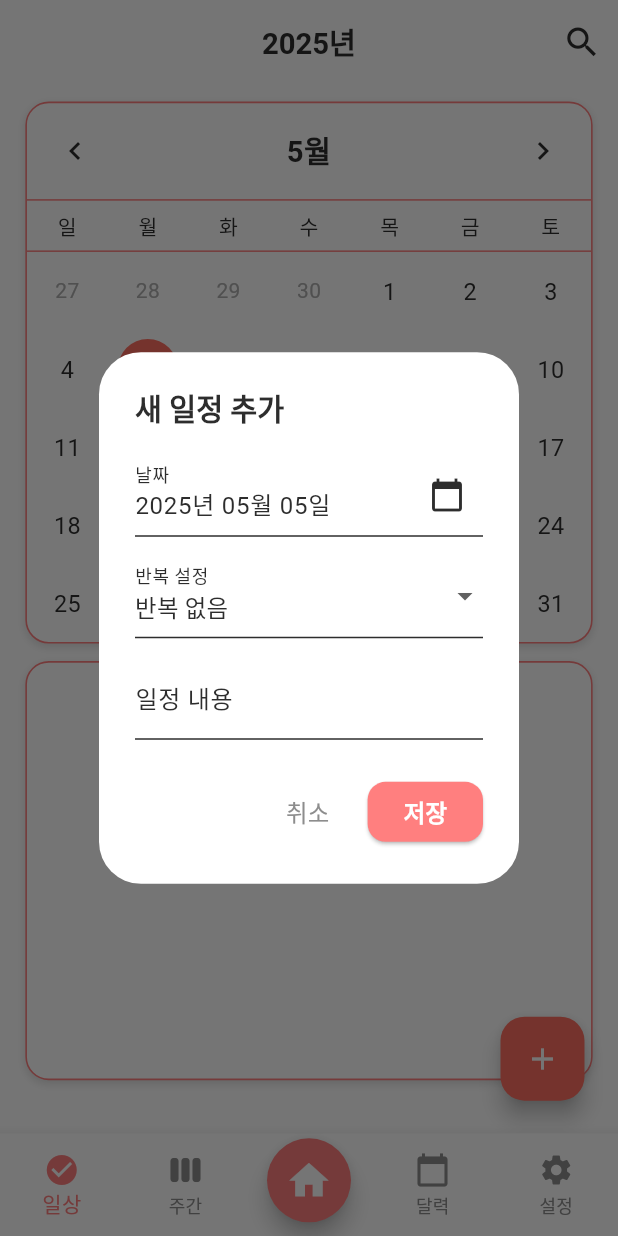
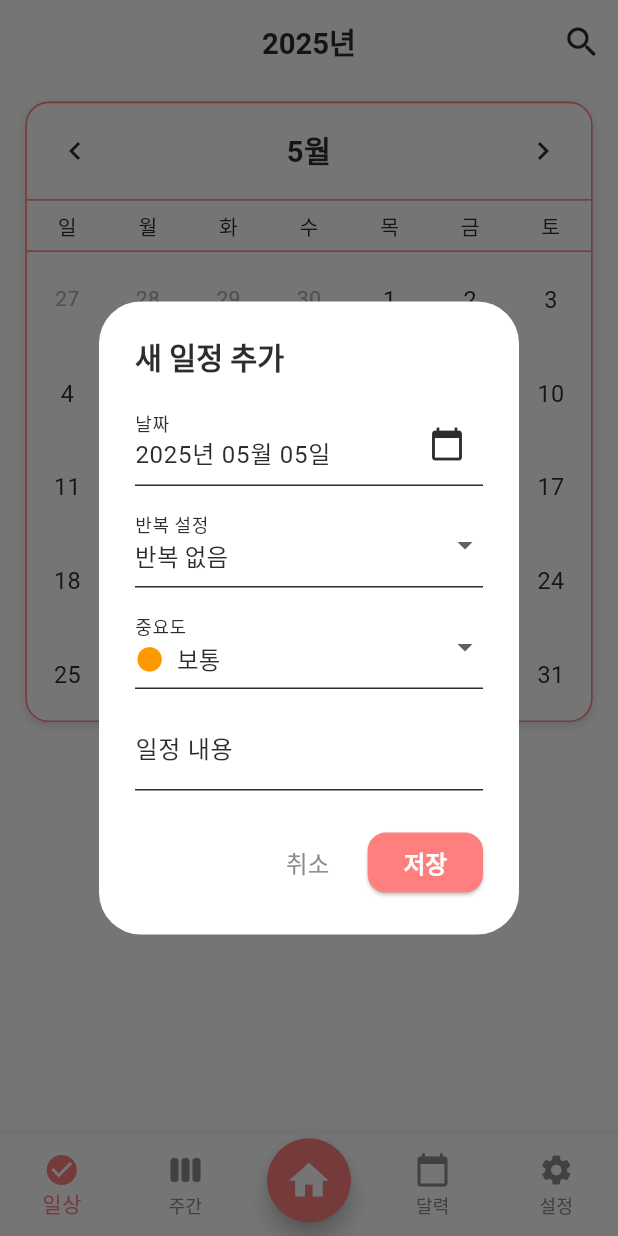
Before and after one commit to JeongHyeon-Jo/abeul_planner, a Flutter app: the CalendarPlannerScreen screen opened by its route, after a tap on the "add" icon, on a phone screen of 412 x 824 dp. Run offline on Flutter 3.47's test engine with Material 3 defaults, Android fonts, the phone set to English and light mode, and no system bars; drawn by our look-alikes of table_calendar; our stand-ins replace flutter_riverpod, flutter_screenutil, go_router, hive, hive_flutter; accounts and stored records are empty; generated files the repository leaves out were written again.

Commit message:
[Feat] 달력 플래너 전체적인 UI 변경

```diff
--- a/lib/core/utils/priority_icon.dart
+++ b/lib/core/utils/priority_icon.dart
@@ -1,4 +1,4 @@
-// lib/core/widgets/priority_icon.dart
+// lib/core/widgets/utils/priority_icon.dart
 import 'package:flutter/material.dart';
 import 'package:flutter_screenutil/flutter_screenutil.dart';
 import 'package:abeul_planner/core/styles/color.dart';
--- a/lib/features/calendar_planner/data/model/calendar_task_model.dart
+++ b/lib/features/calendar_planner/data/model/calendar_task_model.dart
@@ -16,12 +16,16 @@ class CalendarTaskModel {
   final String repeat; // 반복 설정 (없음, 매일, 매주, 매월, 매년)
 
   @HiveField(3)
-  bool isCompleted; // 완료 여부 추가
+  bool isCompleted; // 완료 여부
+
+  @HiveField(4)
+  final String priority; // 중요도
 
   CalendarTaskModel({
     required this.memo,
     required this.date,
     required this.repeat,
     this.isCompleted = false,
+    this.priority = '보통',
   });
 }
--- a/lib/features/calendar_planner/presentation/screen/calendar_planner_sceen.dart
+++ b/lib/features/calendar_planner/presentation/screen/calendar_planner_sceen.dart
@@ -4,11 +4,10 @@ import 'package:flutter_riverpod/flutter_riverpod.dart';
 import 'package:flutter_screenutil/flutter_screenutil.dart';
 import 'package:abeul_planner/core/widgets/custom_app_bar.dart';
 import 'package:abeul_planner/core/styles/color.dart';
-import 'package:abeul_planner/features/calendar_planner/presentation/provider/calendar_task_provider.dart';
-import 'package:abeul_planner/features/calendar_planner/presentation/widget/calendar_task_dialog.dart';
+import 'package:abeul_planner/core/styles/text_styles.dart';
 import 'package:abeul_planner/features/calendar_planner/presentation/widget/calendar_widget.dart';
 import 'package:abeul_planner/features/calendar_planner/presentation/widget/calendar_task_list.dart';
-import 'package:abeul_planner/core/styles/text_styles.dart';
+import 'package:abeul_planner/features/calendar_planner/presentation/widget/calendar_task_dialog.dart';
 
 /// 캘린더 플래너 메인 화면
 class CalendarPlannerScreen extends ConsumerStatefulWidget {
@@ -20,72 +19,56 @@ class CalendarPlannerScreen extends ConsumerStatefulWidget {
 
 class _CalendarPlannerScreenState extends ConsumerState<CalendarPlannerScreen> {
   DateTime _focusedDay = DateTime.now(); // 현재 포커스된 날짜
-  DateTime? _selectedDay; // 선택된 날짜
+  DateTime _selectedDay = DateTime.now(); // 선택된 날짜
 
-  @override
-  void initState() {
-    super.initState();
-    _selectedDay = _focusedDay; // 초기 선택 날짜 설정
-  }
-
-  /// 날짜 선택 시 상태 갱신
+  /// 날짜 선택 시 다이얼로그 열기
   void _onDaySelected(DateTime selectedDay, DateTime focusedDay) {
     setState(() {
       _selectedDay = selectedDay;
       _focusedDay = focusedDay;
     });
+
+    showDialog(
+      context: context,
+      builder: (_) => CalendarTaskList(selectedDate: selectedDay),
+    );
   }
 
-  /// 일정 추가 다이얼로그 표시
+  /// 일정 추가 다이얼로그 열기
   void _openAddTaskDialog() {
     showDialog(
       context: context,
-      builder: (_) => CalendarTaskDialog(selectedDate: _selectedDay!),
+      builder: (_) => CalendarTaskDialog(selectedDate: _selectedDay),
     );
   }
 
   @override
   Widget build(BuildContext context) {
-    // 선택된 날짜에 해당하는 일정 가져오기
-    final tasksForSelectedDay = ref.watch(calendarTaskProvider.notifier)
-        .getTasksForDate(_selectedDay!);
-    final currentYear = _focusedDay.year;
-
     return Scaffold(
       appBar: CustomAppBar(
+        // 앱바 타이틀 (년도 표시)
         title: Text(
           '${_focusedDay.year}년',
           style: AppTextStyles.title.copyWith(color: AppColors.text),
         ),
         isTransparent: true,
+        leading: IconButton(
+          icon: const Icon(Icons.add),
+          onPressed: _openAddTaskDialog,
+        ),
         actions: [
           IconButton(
             icon: Icon(Icons.search, color: AppColors.text, size: 27.sp),
             onPressed: () {
-              // 검색 기능은 나중에
+              // 추후 검색 기능
             },
           ),
         ],
       ),
-      floatingActionButton: Transform.translate(
-        offset: Offset(-6.w, -6.h),
-        child: FloatingActionButton(
-          onPressed: _openAddTaskDialog, // 일정 추가 버튼
-          backgroundColor: AppColors.accent,
-          child: const Icon(Icons.add),
-        ),
-      ),
-      body: Column(
-        children: [
-          // 달력 위젯
-          CalendarWidget(
-            focusedDay: _focusedDay,
-            selectedDay: _selectedDay,
-            onDaySelected: _onDaySelected,
-          ),
-          // 선택된 날짜의 일정 리스트
-          CalendarTaskList(tasks: tasksForSelectedDay),
-        ],
+      body: CalendarWidget(
+        focusedDay: _focusedDay,
+        selectedDay: _selectedDay,
+        onDaySelected: _onDaySelected,
       ),
     );
   }
--- a/lib/features/calendar_planner/presentation/widget/calendar_task_dialog.dart
+++ b/lib/features/calendar_planner/presentation/widget/calendar_task_dialog.dart
@@ -5,6 +5,7 @@ import 'package:flutter_screenutil/flutter_screenutil.dart';
 import 'package:intl/intl.dart';
 import 'package:abeul_planner/core/styles/color.dart';
 import 'package:abeul_planner/core/styles/text_styles.dart';
+import 'package:abeul_planner/core/utils/priority_icon.dart';
 import 'package:abeul_planner/features/calendar_planner/data/model/calendar_task_model.dart';
 import 'package:abeul_planner/features/calendar_planner/presentation/provider/calendar_task_provider.dart';
 
@@ -27,9 +28,12 @@ class CalendarTaskDialog extends ConsumerStatefulWidget {
 class _CalendarTaskDialogState extends ConsumerState<CalendarTaskDialog> {
   final _formKey = GlobalKey<FormState>();
   final TextEditingController _memoController = TextEditingController();
-  late DateTime _selectedDate;
-  String _selectedRepeat = '반복 없음';
-  final List<String> _repeatOptions = ['반복 없음', '매일', '매주', '매월', '매년'];
+  late DateTime _selectedDate; // 선택된 날짜
+  String _selectedRepeat = '반복 없음'; // 반복 설정
+  String _selectedPriority = '보통'; // 선택된 중요도
+
+  final List<String> _repeatOptions = ['반복 없음', '매일', '매주', '매월', '매년']; // 반복 옵션 리스트
+  final List<String> _priorityOptions = ['낮음', '보통', '중요']; // 중요도 옵션 리스트
 
   @override
   void initState() {
@@ -37,6 +41,7 @@ class _CalendarTaskDialogState extends ConsumerState<CalendarTaskDialog> {
     _selectedDate = widget.existingTask?.date ?? widget.selectedDate;
     _memoController.text = widget.existingTask?.memo ?? '';
     _selectedRepeat = widget.existingTask?.repeat ?? '반복 없음';
+    _selectedPriority = widget.existingTask?.priority ?? '보통';
   }
 
   @override
@@ -69,11 +74,14 @@ class _CalendarTaskDialogState extends ConsumerState<CalendarTaskDialog> {
         memo: _memoController.text.trim(),
         date: _selectedDate,
         repeat: _selectedRepeat,
+        priority: _selectedPriority, // 중요도 저장
       );
 
       if (widget.existingTask == null) {
+        // 새 일정 추가
         ref.read(calendarTaskProvider.notifier).addTask(newTask);
       } else {
+        // 기존 일정 삭제 후 새로 저장 (수정)
         ref.read(calendarTaskProvider.notifier).deleteSpecificTask(widget.existingTask!);
         ref.read(calendarTaskProvider.notifier).addTask(newTask);
       }
@@ -138,21 +146,52 @@ class _CalendarTaskDialogState extends ConsumerState<CalendarTaskDialog> {
               ),
               SizedBox(height: 12.h),
 
+              // 중요도 선택 (아이콘 포함)
+              DropdownButtonFormField<String>(
+                value: _selectedPriority,
+                items: _priorityOptions.map((priority) {
+                  return DropdownMenuItem(
+                    value: priority,
+                    child: Row(
+                      children: [
+                        getPriorityIcon(priority),
+                        SizedBox(width: 8.w),
+                        Text(priority, style: AppTextStyles.body),
+                      ],
+                    ),
+                  );
+                }).toList(),
+                onChanged: (value) {
+                  if (value != null) {
+                    setState(() {
+                      _selectedPriority = value;
+                    });
+                  }
+                },
+                decoration: const InputDecoration(
+                  labelText: '중요도',
+                ),
+              ),
+              SizedBox(height: 12.h),
+
               // 메모 입력
               TextFormField(
                 controller: _memoController,
                 decoration: const InputDecoration(
                   labelText: '일정 내용',
                 ),
-                validator: (value) => (value == null || value.isEmpty) ? '일정 내용을 입력하세요' : null,
+                validator: (value) =>
+                    (value == null || value.isEmpty) ? '일정 내용을 입력하세요' : null,
               ),
 
+              // 삭제 버튼 (수정 모드일 때만 표시)
               if (isEditMode)
                 Align(
                   alignment: Alignment.centerRight,
                   child: TextButton(
                     onPressed: _delete,
-                    child: Text('일정 삭제', style: AppTextStyles.caption.copyWith(color: Colors.red)),
+                    child: Text('일정 삭제',
+                        style: AppTextStyles.caption.copyWith(color: Colors.red)),
                   ),
                 ),
             ],
@@ -160,10 +199,12 @@ class _CalendarTaskDialogState extends ConsumerState<CalendarTaskDialog> {
         ),
       ),
       actions: [
+        // 취소 버튼
         TextButton(
           onPressed: () => Navigator.of(context).pop(),
           child: Text('취소', style: AppTextStyles.body.copyWith(color: AppColors.subText)),
         ),
+        // 저장 버튼
         ElevatedButton(
           onPressed: _submit,
           child: Text('저장', style: AppTextStyles.button),
--- a/lib/features/calendar_planner/presentation/widget/calendar_task_list.dart
+++ b/lib/features/calendar_planner/presentation/widget/calendar_task_list.dart
@@ -2,101 +2,113 @@
 import 'package:flutter/material.dart';
 import 'package:flutter_riverpod/flutter_riverpod.dart';
 import 'package:flutter_screenutil/flutter_screenutil.dart';
+import 'package:intl/intl.dart';
+import 'package:abeul_planner/core/styles/text_styles.dart';
 import 'package:abeul_planner/core/styles/color.dart';
-import 'package:abeul_planner/core/styles/text_styles.dart';
+import 'package:abeul_planner/core/utils/priority_icon.dart';
 import 'package:abeul_planner/features/calendar_planner/data/model/calendar_task_model.dart';
 import 'package:abeul_planner/features/calendar_planner/presentation/provider/calendar_task_provider.dart';
-import 'package:abeul_planner/features/calendar_planner/presentation/widget/calendar_task_dialog.dart'; // ✅ 추가 필요!
+import 'package:abeul_planner/features/calendar_planner/presentation/widget/calendar_task_dialog.dart';
 
 class CalendarTaskList extends ConsumerWidget {
-  final List<CalendarTaskModel> tasks;
+  final DateTime selectedDate; // 선택된 날짜
 
-  const CalendarTaskList({super.key, required this.tasks});
+  const CalendarTaskList({super.key, required this.selectedDate});
 
   @override
   Widget build(BuildContext context, WidgetRef ref) {
-    return Padding(
-      padding: EdgeInsets.symmetric(horizontal: 16.w),
-      child: Container(
-        decoration: BoxDecoration(
-          color: Colors.white,
-          borderRadius: BorderRadius.circular(16.r),
-          boxShadow: [
-            BoxShadow(
-              color: Colors.black12,
-              blurRadius: 4.r,
-              offset: Offset(0, 2.h),
+    // 선택된 날짜에 해당하는 일정 필터링
+    final tasks = ref.watch(calendarTaskProvider)
+        .where((task) => isSameDay(task.date, selectedDate))
+        .toList();
+
+    return AlertDialog(
+      title: Row(
+        mainAxisAlignment: MainAxisAlignment.spaceBetween,
+        children: [
+          // 날짜 표시
+          Text(DateFormat('yyyy년 MM월 dd일').format(selectedDate), style: AppTextStyles.title),
+          // 일정 추가 버튼
+          IconButton(
+            icon: const Icon(Icons.add),
+            onPressed: () {
+              showDialog(
+                context: context,
+                builder: (_) => CalendarTaskDialog(selectedDate: selectedDate),
+              );
+            },
           ),
         ],
-          border: Border.all(color: AppColors.primary, width: 1.w),
       ),
-        child: Padding(
-          padding: EdgeInsets.symmetric(vertical: 12.h),
-          child: SizedBox(
-            height: 260.h,
-            child: tasks.isEmpty
-                ? Center(
-                    child: Text(
-                      '해당 날짜에 등록된 일정이 없어요.',
-                      style: AppTextStyles.body,
-                    ),
-                  )
-                : ListView.builder(
+      content: tasks.isEmpty
+          ? Text('등록된 일정이 없습니다.', style: AppTextStyles.body)
+          : SizedBox(
+              width: double.maxFinite,
+              height: 400.h,
+              child: ListView.separated(
+                shrinkWrap: true,
                 itemCount: tasks.length,
+                separatorBuilder: (_, __) => SizedBox(height: 8.h),
                 itemBuilder: (context, index) {
                   final task = tasks[index];
-
-                      return ListTile(
-                        leading: Icon(Icons.event_note, size: 20.sp),
-                        title: Text(
-                          task.memo,
-                          style: AppTextStyles.body,
-                        ),
-                        // 클릭 시 수정 다이얼로그 열기
+                  return InkWell(
                     onTap: () {
+                      // 일정 수정 다이얼로그 열기
                       showDialog(
                         context: context,
                         builder: (_) => CalendarTaskDialog(
                           existingTask: task,
-                              selectedDate: task.date,
+                          selectedDate: selectedDate,
                         ),
                       );
                     },
-                        // 길게 누르면 삭제 다이얼로그
-                        onLongPress: () {
-                          _showDeleteDialog(context, ref, task);
-                        },
+                    child: Container(
+                      padding: EdgeInsets.all(12.w),
+                      decoration: BoxDecoration(
+                        color: AppColors.cardBackground,
+                        borderRadius: BorderRadius.circular(12.r),
+                        border: Border.all(color: AppColors.primary),
+                      ),
+                      child: Row(
+                        crossAxisAlignment: CrossAxisAlignment.start,
+                        children: [
+                          getPriorityIcon(task.priority), // 중요도 아이콘
+                          SizedBox(width: 12.w),
+                          Expanded(
+                            child: Column(
+                              crossAxisAlignment: CrossAxisAlignment.start,
+                              children: [
+                                Text(
+                                  '상황: ${DateFormat('yyyy년 MM월 dd일').format(task.date)}',
+                                  style: AppTextStyles.caption,
+                                ),
+                                SizedBox(height: 4.h),
+                                Text(
+                                  '행동: ${task.memo}',
+                                  style: AppTextStyles.body,
+                                ),
+                              ],
+                            ),
+                          ),
+                        ],
+                      ),
+                    ),
                   );
                 },
               ),
             ),
+      actions: [
+        // 닫기 버튼
+        TextButton(
+          onPressed: () => Navigator.of(context).pop(),
+          child: Text('닫기', style: AppTextStyles.body),
         ),
-      ),
+      ],
     );
   }
 
-  /// 삭제 확인 다이얼로그
-  void _showDeleteDialog(BuildContext context, WidgetRef ref, CalendarTaskModel task) {
-    showDialog(
-      context: context,
-      builder: (_) => AlertDialog(
-        title: Text('일정 삭제', style: AppTextStyles.title),
-        content: Text('정말 이 일정을 삭제하시겠습니까?', style: AppTextStyles.body),
-        actions: [
-          TextButton(
-            onPressed: () => Navigator.of(context).pop(),
-            child: Text('취소', style: AppTextStyles.body.copyWith(color: AppColors.subText)),
-          ),
-          ElevatedButton(
-            onPressed: () {
-              final provider = ref.read(calendarTaskProvider.notifier);
-              provider.deleteSpecificTask(task);
-              Navigator.of(context).pop();
-            },
-            child: Text('삭제', style: AppTextStyles.button),
-          ),
-        ],
-      ),
-    );
+  /// 날짜 비교 함수
+  bool isSameDay(DateTime d1, DateTime d2) {
+    return d1.year == d2.year && d1.month == d2.month && d1.day == d2.day;
   }
 }
--- a/lib/features/calendar_planner/presentation/widget/calendar_widget.dart
+++ b/lib/features/calendar_planner/presentation/widget/calendar_widget.dart
@@ -1,14 +1,17 @@
 // calendar_widget.dart
 import 'package:flutter/material.dart';
 import 'package:flutter_screenutil/flutter_screenutil.dart';
+import 'package:flutter_riverpod/flutter_riverpod.dart';
 import 'package:table_calendar/table_calendar.dart';
 import 'package:abeul_planner/core/styles/color.dart';
 import 'package:abeul_planner/core/styles/text_styles.dart';
+import 'package:abeul_planner/features/calendar_planner/data/model/calendar_task_model.dart';
+import 'package:abeul_planner/features/calendar_planner/presentation/provider/calendar_task_provider.dart';
 
-/// 캘린더 위젯 박스 (둥근 테두리 + 그림자 포함)
-class CalendarWidget extends StatelessWidget {
-  final DateTime focusedDay;
-  final DateTime? selectedDay;
+/// 캘린더 위젯 박스 (둥근 테두리 + 그림자 + 일정 마커 및 요약 표시 포함)
+class CalendarWidget extends ConsumerWidget {
+  final DateTime focusedDay; // 현재 포커스된 날짜
+  final DateTime? selectedDay; // 선택된 날짜
   final void Function(DateTime selectedDay, DateTime focusedDay) onDaySelected;
 
   const CalendarWidget({
@@ -18,8 +21,21 @@ class CalendarWidget extends StatelessWidget {
     required this.onDaySelected,
   });
 
+  /// 특정 날짜에 해당하는 일정 리스트 반환
+  List<CalendarTaskModel> _getEventsForDay(
+    List<CalendarTaskModel> allTasks,
+    DateTime day,
+  ) {
+    return allTasks.where((task) =>
+        task.date.year == day.year &&
+        task.date.month == day.month &&
+        task.date.day == day.day).toList();
+  }
+
   @override
-  Widget build(BuildContext context) {
+  Widget build(BuildContext context, WidgetRef ref) {
+    final allTasks = ref.watch(calendarTaskProvider);
+
     return Padding(
       padding: EdgeInsets.symmetric(horizontal: 16.w, vertical: 12.h),
       child: Container(
@@ -35,17 +51,19 @@ class CalendarWidget extends StatelessWidget {
           ],
           border: Border.all(color: AppColors.primary, width: 1.w),
         ),
-        child: TableCalendar(
+        child: TableCalendar<CalendarTaskModel>(
           locale: 'ko_KR',
           firstDay: DateTime.utc(2020, 1, 1),
           lastDay: DateTime.utc(2030, 12, 31),
           focusedDay: focusedDay,
           selectedDayPredicate: (day) => isSameDay(selectedDay, day),
           onDaySelected: onDaySelected,
+          eventLoader: (day) => _getEventsForDay(allTasks, day),
           availableCalendarFormats: const {
             CalendarFormat.month: '월간',
           },
           daysOfWeekHeight: 35.h,
+          rowHeight: 64.h, // ✅ 셀 간 간격 확보
           headerStyle: HeaderStyle(
             formatButtonVisible: false,
             titleCentered: true,
@@ -79,6 +97,25 @@ class CalendarWidget extends StatelessWidget {
             ),
             defaultTextStyle: AppTextStyles.body,
             weekendTextStyle: AppTextStyles.body,
+            markerDecoration: BoxDecoration(
+              color: Colors.red,
+              shape: BoxShape.circle,
+            ),
+            markersMaxCount: 3,
+          ),
+          calendarBuilders: CalendarBuilders(
+            markerBuilder: (context, day, events) {
+              if (events.isEmpty) return const SizedBox.shrink();
+              final task = events.first as CalendarTaskModel;
+              return Padding(
+                padding: const EdgeInsets.only(top: 28), // 날짜 아래 위치
+                child: Text(
+                  '· ${task.memo.length > 6 ? '${task.memo.substring(0, 6)}…' : task.memo}',
+                  style: AppTextStyles.caption.copyWith(fontSize: 11.sp),
+                  overflow: TextOverflow.ellipsis,
+                ),
+              );
+            },
           ),
         ),
       ),
```
Lines whose indentation alone changed are shown as unchanged.
